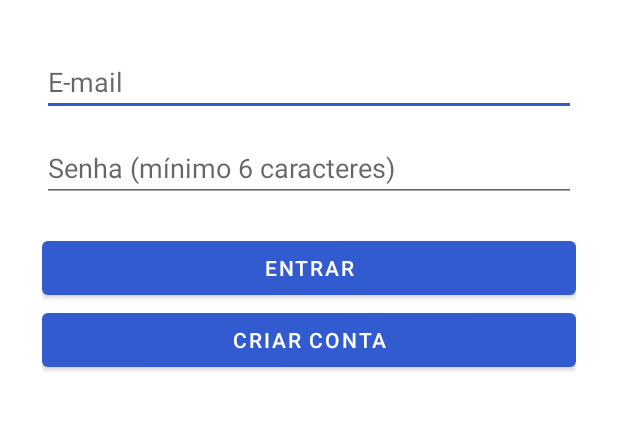
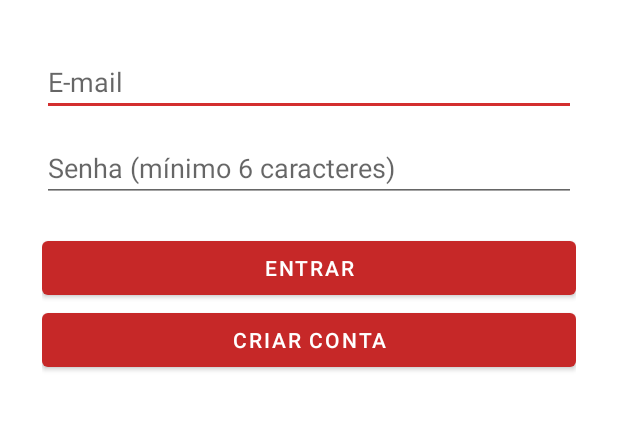
Before and after one commit to kbDuarte/desafio2bi, an Android app: the screen it shows after launch (LoginActivity), on a phone screen of 412 x 824 dp, the part 462-893 px from its top. Run offline under Robolectric (Android 15) with nearby library versions, the phone set to English and light mode, and no system bars; our stand-ins replace Firebase (no records; nobody signed in at launch, a user with empty details on screens opened directly).

Commit message:
Aplicar tema vermelho no MinhaLoja

```diff
--- a/app/src/main/res/values/styles.xml
+++ b/app/src/main/res/values/styles.xml
@@ -1,8 +1,10 @@
 <resources>
     <style name="Theme.MinhaLoja" parent="Theme.MaterialComponents.DayNight.NoActionBar">
-        <item name="colorPrimary">#315BCE</item>
-        <item name="colorPrimaryVariant">#2345A0</item>
+        <item name="colorPrimary">#C62828</item>
+        <item name="colorPrimaryVariant">#8E1717</item>
         <item name="colorOnPrimary">#FFFFFF</item>
-        <item name="colorSecondary">#315BCE</item>
+        <item name="colorSecondary">#D32F2F</item>
+        <item name="android:statusBarColor">#8E1717</item>
+        <item name="android:navigationBarColor">#8E1717</item>
     </style>
 </resources>
```
